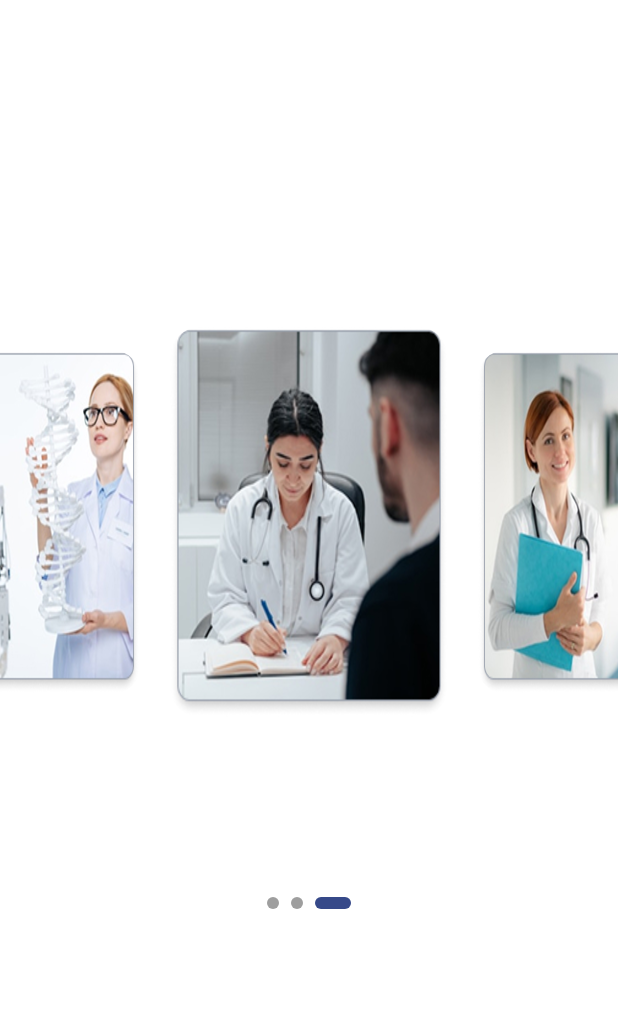
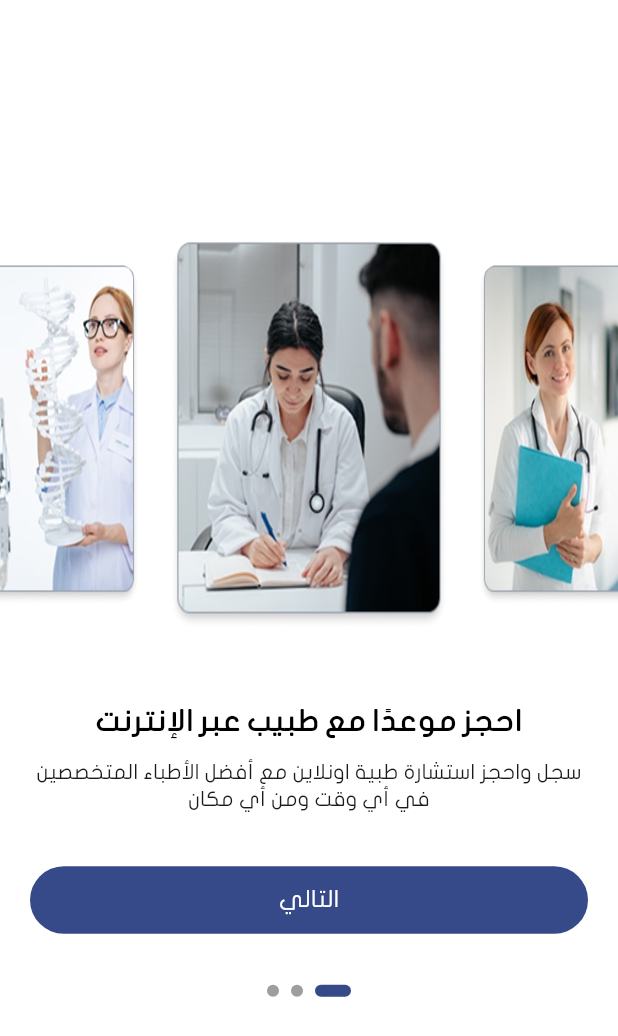
Before and after one commit to odaibishr/doctor_booking_system_with_ai, a Flutter app: the screen it shows after launch, on a phone screen of 412 x 824 dp. Shown: the top 1036 px of the screen. Run offline on Flutter 3.47's test engine with Material 3 defaults, Android fonts, the phone set to English and light mode, and no system bars; drawn by our look-alikes of carousel_slider, smooth_page_indicator; our stand-ins replace dio, go_router; missing offline and left inert: data_connection_checker_tv, social_auth_buttons, svg_flutter.

Commit message:
enhance the on boarding feature to be like the design in figma

```diff
--- /dev/null
+++ b/lib/features/onboarding/presention/widgets/image_carousel.dart
@@ -0,0 +1,77 @@
+import 'dart:ui';
+
+import 'package:carousel_slider/carousel_options.dart';
+import 'package:carousel_slider/carousel_slider.dart';
+import 'package:flutter/material.dart';
+
+class ImageCarousel extends StatelessWidget {
+  final List<String> images;
+  final int currentIndex;
+  final CarouselSliderController carouselController;
+  final Function(int, CarouselPageChangedReason) onPageChanged;
+
+  const ImageCarousel({
+    super.key,
+    required this.images,
+    required this.currentIndex,
+    required this.carouselController,
+    required this.onPageChanged,
+  });
+
+  @override
+  Widget build(BuildContext context) {
+    return CarouselSlider.builder(
+      carouselController: carouselController,
+      itemCount: images.length,
+      itemBuilder: (context, index, realIndex) {
+        final bool isActive = index == currentIndex;
+
+        return AnimatedScale(
+          scale: isActive ? 1.0 : 0.88,
+          duration: const Duration(milliseconds: 350),
+          curve: Curves.easeOut,
+          child: AnimatedContainer(
+            height: isActive ? 240 : 190,
+            width: isActive ? 230 : 165,
+            duration: const Duration(milliseconds: 350),
+            curve: Curves.easeOut,
+            margin: EdgeInsets.zero,
+            decoration: BoxDecoration(borderRadius: BorderRadius.circular(20)),
+            child: ClipRRect(
+              borderRadius: BorderRadius.circular(20),
+              child: Stack(
+                fit: StackFit.expand,
+                children: [
+                  Image.asset(
+                    images[index],
+                    fit: BoxFit.fill,
+                    filterQuality: FilterQuality.high,
+                  ),
+                  if (!isActive)
+                    ImageFiltered(
+                      imageFilter: ImageFilter.blur(sigmaX: 10, sigmaY: 10),
+                      child: Container(
+                        height: double.infinity,
+                        width: double.infinity,
+                        color: Colors.transparent,
+                      ),
+                    ),
+                ],
+              ),
+            ),
+          ),
+        );
+      },
+      options: CarouselOptions(
+        height: 260,
+        viewportFraction: 0.45,
+        enlargeCenterPage: true,
+        enlargeFactor: 0,
+        autoPlay: false,
+        enableInfiniteScroll: true,
+        scrollPhysics: const BouncingScrollPhysics(),
+        onPageChanged: onPageChanged,
+      ),
+    );
+  }
+}
--- a/lib/features/onboarding/presention/widgets/onboarding_body.dart
+++ b/lib/features/onboarding/presention/widgets/onboarding_body.dart
@@ -1,7 +1,11 @@
-import 'dart:ui';
 import 'package:carousel_slider/carousel_slider.dart';
+import 'package:doctor_booking_system_with_ai/core/utils/app_router.dart';
 import 'package:doctor_booking_system_with_ai/core/widgets/animated_indecator.dart';
+import 'package:doctor_booking_system_with_ai/core/widgets/main_button.dart';
+import 'package:doctor_booking_system_with_ai/features/onboarding/presention/widgets/image_carousel.dart';
+import 'package:doctor_booking_system_with_ai/features/onboarding/presention/widgets/text_content.dart';
 import 'package:flutter/material.dart';
+import 'package:go_router/go_router.dart';
 
 class OnBoardingBody extends StatefulWidget {
   const OnBoardingBody({super.key});
@@ -22,117 +26,73 @@ class _OnBoardingBodyState extends State<OnBoardingBody> {
     'assets/images/onbording3.jpg',
   ];
 
+  final List<Map<String, String>> texts = [
+    {
+      'title': 'احجز موعدًا مع طبيب عبر الإنترنت',
+      'description':
+          'سجل واحجز استشارة طبية اونلاين مع أفضل الأطباء المتخصصين في أي وقت ومن أي مكان',
+    },
+    {
+      'title': 'طبيبك الذكي',
+      'description':
+          'يحلل الذكاء الاصطناعي فحوصاتك، ويختار الطبيب المختص ويحجز موعدك آلياً - راحة وسرعة ودقة!',
+    },
+    {
+      'title': 'تذكيرك بموعدك',
+      'description':
+          'يتابع تطبيقنا مواعيدك ويذكرك بها مسبقاً عبر التنبيهات، مع تفاصيل العيادة ومتى دخولك عند الطبيب.',
+    },
+  ];
+
+  void _onPageChanged(int index, CarouselPageChangedReason reason) {
+    setState(() {
+      currentIndex = index;
+    });
+  }
+
   @override
   Widget build(BuildContext context) {
     return Column(
       mainAxisAlignment: MainAxisAlignment.center,
       crossAxisAlignment: CrossAxisAlignment.center,
       children: [
-        CarouselSlider.builder(
+        // Image Carousel
+        ImageCarousel(
+          images: images,
+          currentIndex: currentIndex,
           carouselController: _carouselController,
-          itemCount: images.length,
-          itemBuilder: (context, index, realIndex) {
-            final bool isActive = index == currentIndex;
+          onPageChanged: _onPageChanged,
+        ),
+        const SizedBox(height: 50),
 
-            return AnimatedScale(
-              scale: isActive ? 1.0 : 0.88,
-              duration: const Duration(milliseconds: 350),
-              curve: Curves.easeOut,
-              child: AnimatedContainer(
-                height: isActive ? 240 : 190,
-                width: isActive ? 230 : 165,
-                duration: const Duration(milliseconds: 350),
-                curve: Curves.easeOut,
-                margin: EdgeInsets.zero,
-                decoration: BoxDecoration(
-                  borderRadius: BorderRadius.circular(20),
-                ),
-                child: ClipRRect(
-                  borderRadius: BorderRadius.circular(20),
-                  child: Stack(
-                    fit: StackFit.expand,
-                    children: [
-                      Image.asset(
-                        images[index],
-                        fit: BoxFit.fill,
-                        filterQuality: FilterQuality.high,
-                      ),
-                      if (!isActive)
-                        ImageFiltered(
-                          imageFilter: ImageFilter.blur(sigmaX: 2, sigmaY: 1),
-                          child: Container(
-                            height: double.infinity,
-                            width: double.infinity,
-                            color: Colors.transparent,
-                          ),
-                        ),
-                    ],
-                  ),
-                ),
-              ),
-            );
-          },
-          options: CarouselOptions(
-            height: 260,
-            viewportFraction: 0.45,
-            enlargeCenterPage: true,
-            enlargeFactor: 0,
-            autoPlay: false,
-            enableInfiniteScroll: true,
-            scrollPhysics: const BouncingScrollPhysics(),
-            onPageChanged: (index, reason) {
-              setState(() => currentIndex = index);
+        // Text Content
+        TextContent(
+          title: texts[currentIndex]['title']!,
+          description: texts[currentIndex]['description']!,
+          isActive: true,
+        ),
+
+        const SizedBox(height: 28),
+
+        // Next button if it reach the last page it will navigate to home screen
+        Padding(
+          padding: const EdgeInsets.symmetric(horizontal: 20),
+          child: MainButton(
+            text: 'التالي',
+            onTap: () {
+              if (currentIndex < texts.length - 1) {
+                _carouselController.nextPage();
+              } else {
+                GoRouter.of(
+                  context,
+                ).pushReplacement(AppRouter.appNavigationRoute);
+              }
             },
           ),
         ),
-        const SizedBox(height: 20),
-        CarouselSlider.builder(
-          carouselController: _carouselController,
-          itemCount: 3,
-          itemBuilder: (context, index, realIndex) {
-            final bool isActive = index == currentIndex;
 
-            return AnimatedScale(
-              scale: isActive ? 1.0 : 0.88,
-              duration: const Duration(milliseconds: 350),
-              curve: Curves.easeOut,
-              child: AnimatedContainer(
-                height: isActive ? 80 : 65,
-                width: isActive ? 260 : 200,
-                duration: const Duration(milliseconds: 350),
-                curve: Curves.easeOut,
-                margin: EdgeInsets.zero,
-                decoration: BoxDecoration(
-                  borderRadius: BorderRadius.circular(10),
-                ),
-                child: Center(
-                  child: Text(
-                    index == currentIndex ? 'Active text' : '',
-                    textAlign: TextAlign.center,
-                    style: TextStyle(
-                      fontSize: isActive ? 18 : 16,
-                      fontWeight: FontWeight.bold,
-                      color: isActive ? Colors.white : Colors.black,
-                    ),
-                  ),
-                ),
-              ),
-            );
-          },
-          options: CarouselOptions(
-            height: 80,
-            viewportFraction: 0.45,
-            enlargeCenterPage: true,
-            enlargeFactor: 0,
-            autoPlay: false,
-            enableInfiniteScroll: true,
-            scrollPhysics: const BouncingScrollPhysics(),
-            onPageChanged: (index, reason) {
-              setState(() => currentIndex = index);
-            },
-          ),
-        ),
-        const SizedBox(height: 20),
+        const SizedBox(height: 34),
+
         AnimatedIndecator(currentIndex: currentIndex, dotsCount: 3),
       ],
     );
--- /dev/null
+++ b/lib/features/onboarding/presention/widgets/text_content.dart
@@ -0,0 +1,68 @@
+import 'package:doctor_booking_system_with_ai/core/styles/app_colors.dart';
+import 'package:doctor_booking_system_with_ai/core/styles/font_styles.dart';
+import 'package:flutter/material.dart';
+
+class TextContent extends StatelessWidget {
+  final String title;
+  final String description;
+
+  final bool isActive;
+
+  const TextContent({
+    super.key,
+    required this.title,
+    required this.description,
+    required this.isActive,
+  });
+
+  @override
+  Widget build(BuildContext context) {
+    return SizedBox(
+      height: 80,
+      child: Padding(
+        padding: const EdgeInsets.symmetric(horizontal: 20),
+        child: AnimatedContainer(
+          duration: const Duration(milliseconds: 350),
+          curve: Curves.easeOut,
+          width: double.infinity,
+          child: Center(
+            child: AnimatedScale(
+              scale: isActive ? 1.0 : 0.88,
+              duration: const Duration(milliseconds: 350),
+              curve: Curves.easeOut,
+              child: Container(
+                height: isActive ? 90 : 65,
+                width: isActive ? double.infinity : 200,
+                decoration: BoxDecoration(
+                  borderRadius: BorderRadius.circular(10),
+                ),
+                child: Center(
+                  child: Column(
+                    children: [
+                      Text(
+                        title,
+                        textAlign: TextAlign.center,
+                        style: FontStyles.headLine4.copyWith(
+                          fontWeight: FontWeight.bold,
+                          color: isActive ? Colors.black : Colors.grey,
+                        ),
+                      ),
+                      const SizedBox(height: 10),
+                      Text(
+                        description,
+                        textAlign: TextAlign.center,
+                        style: FontStyles.subTitle3.copyWith(
+                          color: isActive ? AppColors.black : AppColors.gray400,
+                        ),
+                      ),
+                    ],
+                  ),
+                ),
+              ),
+            ),
+          ),
+        ),
+      ),
+    );
+  }
+}
```
